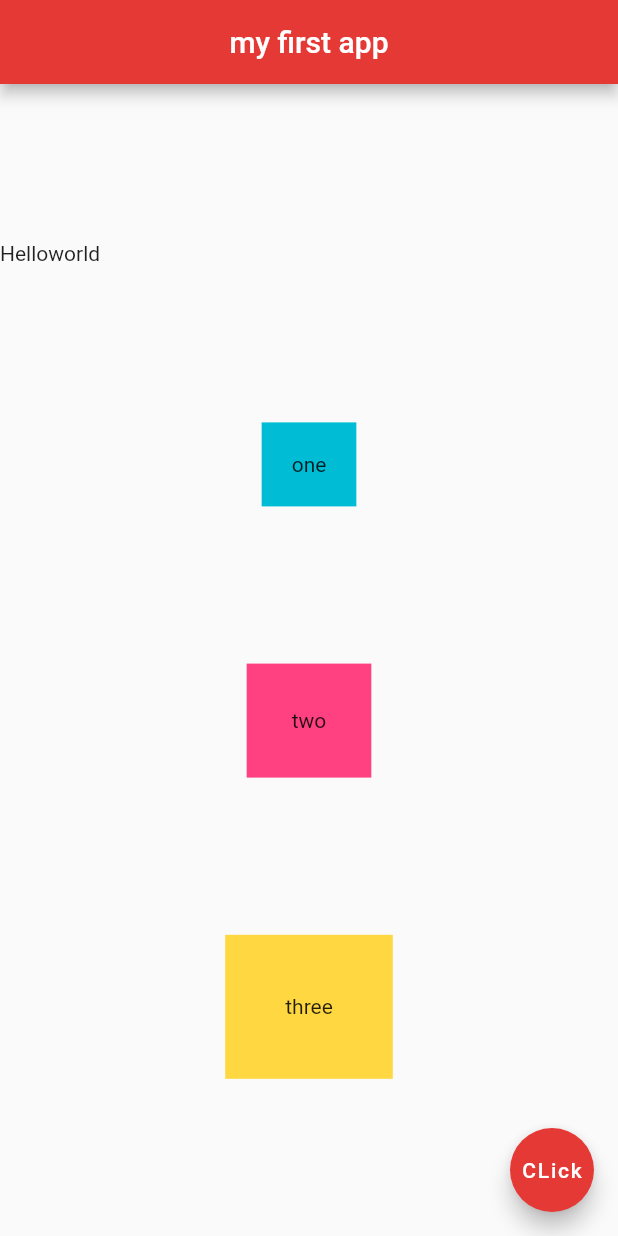
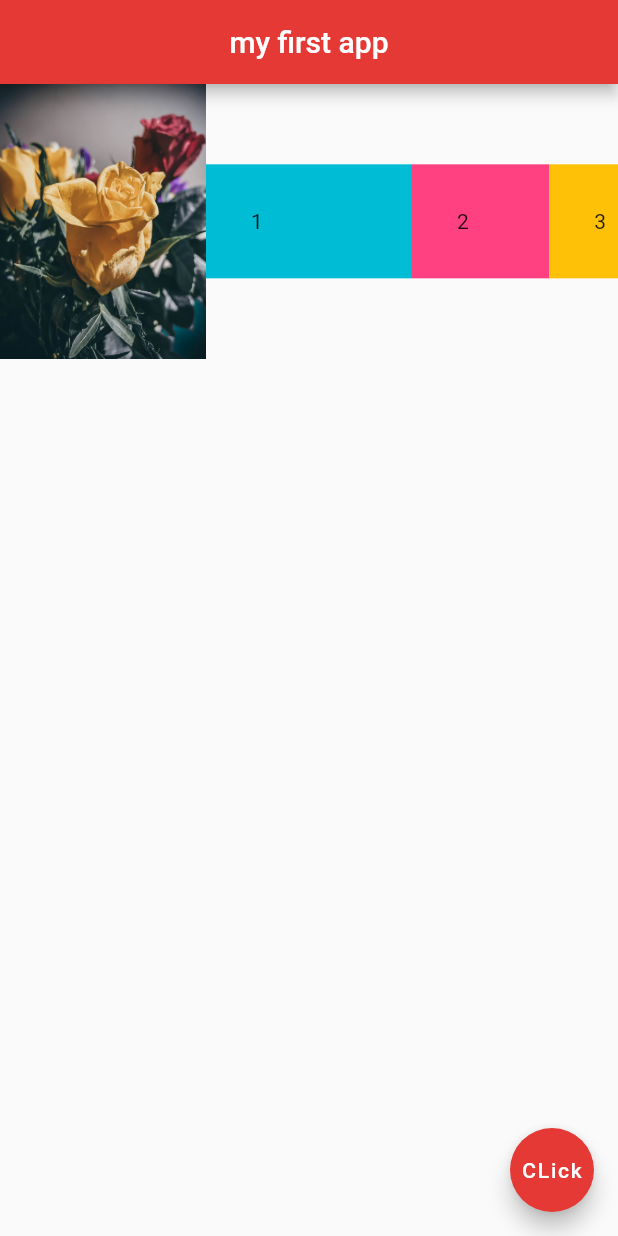
Before and after one commit to mahdibouaziz/flutter_ninja, a Flutter app: the screen it shows after launch, on a phone screen of 412 x 824 dp. Run offline on Flutter 3.47's test engine with Material 2 defaults, Android fonts, the phone set to English and light mode, and no system bars.

Commit message:
the expanded widget

```diff
--- a/lib/main.dart
+++ b/lib/main.dart
@@ -15,30 +15,35 @@ class Home extends StatelessWidget {
         centerTitle: true,
         backgroundColor: Colors.red[600],
       ),
-      body: Column(
-        mainAxisAlignment: MainAxisAlignment.spaceEvenly,
-        crossAxisAlignment: CrossAxisAlignment.center,
+      body: Row(
         children: [
-          Row(
-            children: [
-              Text("Hello"),
-              Text("world"),
-            ],
+          Expanded(
+            flex: 3,
+            child: Image.asset("assets/pic1.jpg"),
           ),
-          Container(
-            padding: EdgeInsets.all(20),
-            color: Colors.cyan,
-            child: Text("one"),
+          Expanded(
+            flex: 3,
+            child: Container(
+              padding: EdgeInsets.all(30),
+              color: Colors.cyan,
+              child: Text("1"),
+            ),
           ),
-          Container(
-            padding: EdgeInsets.all(30),
-            color: Colors.pinkAccent,
-            child: Text("two"),
+          Expanded(
+            flex: 2,
+            child: Container(
+              padding: EdgeInsets.all(30),
+              color: Colors.pinkAccent,
+              child: Text("2"),
+            ),
           ),
-          Container(
-            padding: EdgeInsets.all(40),
-            color: Colors.amberAccent,
-            child: Text("three"),
+          Expanded(
+            flex: 1,
+            child: Container(
+              padding: EdgeInsets.all(30),
+              color: Colors.amber,
+              child: Text("3"),
+            ),
           ),
         ],
       ),
```
